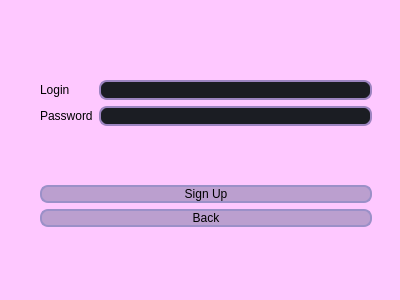
First picture: the form in UI/w_reg/registration.ui, repository Saigz/task_tracker_qt, before the edit.
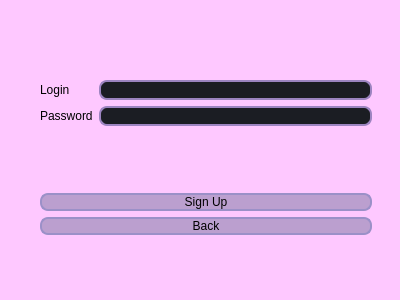
Second picture: the form after the edit.

```diff
--- a/UI/w_reg/registration.ui
+++ b/UI/w_reg/registration.ui
@@ -22,7 +22,7 @@
      <x>40</x>
      <y>80</y>
      <width>332</width>
-     <height>147</height>
+     <height>155</height>
     </rect>
    </property>
    <layout class="QVBoxLayout" name="verticalLayout_4">
```
